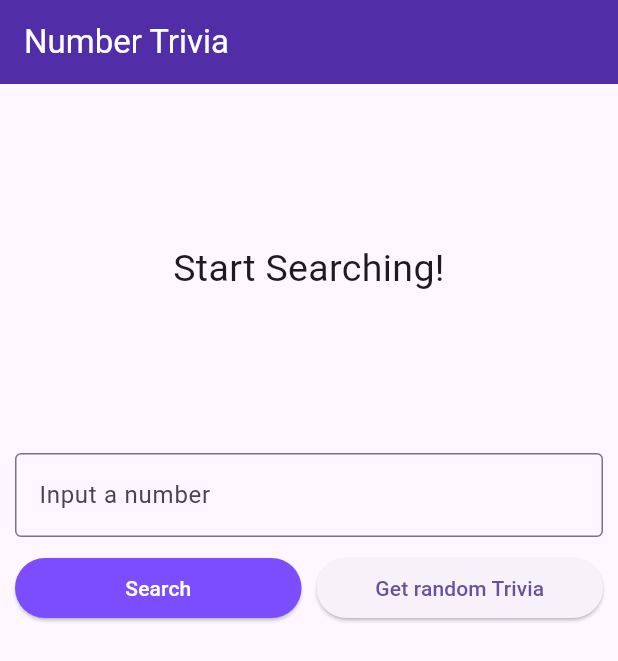
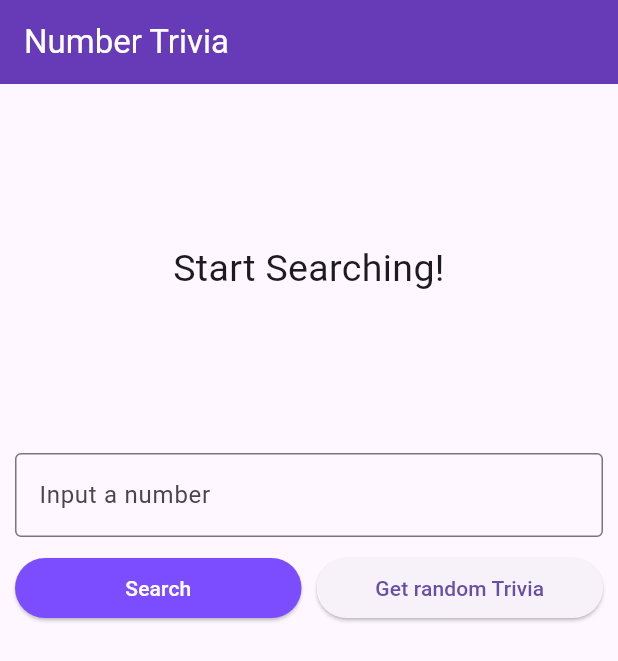
Before and after one commit to DevMoath0/trivia_number_clean_architecture, a Flutter app: the screen it shows after launch, on a phone screen of 412 x 824 dp. Shown: the top 661 px of the screen. Run offline on Flutter 3.47's test engine with Material 3 defaults, Android fonts, the phone set to English and light mode, and no system bars; our stand-ins replace bloc, dartz, equatable, flutter_bloc, get_it, shared_preferences; missing offline and left inert: data_connection_checker_nulls.

Commit message:
Test With Github

```diff
--- a/lib/main.dart
+++ b/lib/main.dart
@@ -19,7 +19,7 @@
       title: 'Number Trivia',
       home: NumberTriviaScreen(),
       theme: ThemeData(
-        primaryColor: Colors.deepPurple.shade700,
+        primaryColor: Colors.deepPurple.shade500,
       ),
     );
   }
```
